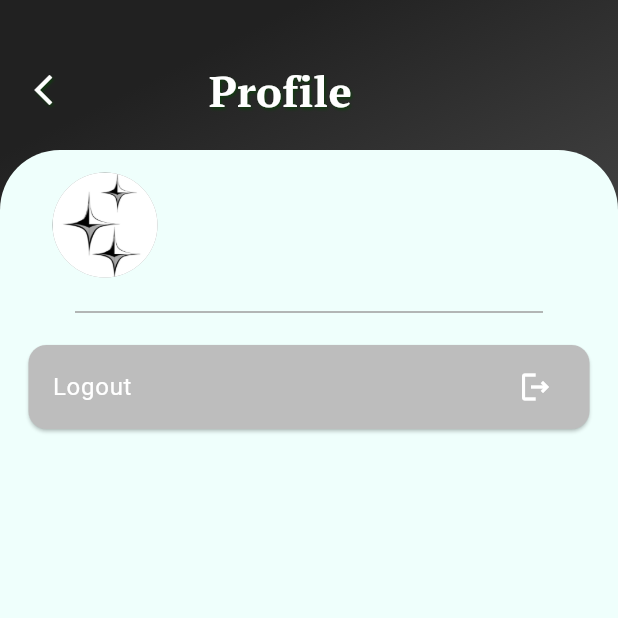
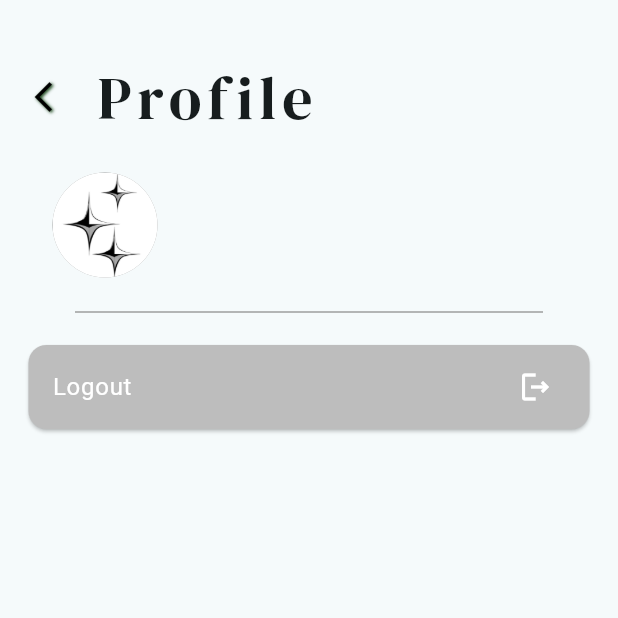
Before and after one commit to Achuabhijith2003/learnxt, a Flutter app: the UserProfile screen opened directly, on a phone screen of 412 x 824 dp, the top half of it. Run offline on Flutter 3.47's test engine with Material 3 defaults, Android fonts, the phone set to English and light mode, and no system bars; our stand-ins replace animate_do, another_flutter_splash_screen, cloud_firestore, file_picker, firebase_auth, firebase_core and 11 more; missing offline and left inert: pdf_text; accounts and stored records are empty; network calls fail; statements that could not run were skipped.

Commit message:
UI improved (Chats,profile)

```diff
--- a/lib/Screen/user_profile.dart
+++ b/lib/Screen/user_profile.dart
@@ -77,21 +77,21 @@ class _UserProfileState extends State<UserProfile> {
   Widget build(BuildContext context) {
     Authservices authservices = Authservices();
     return Scaffold(
-      body: Container(
+      body: SizedBox(
         width: double.infinity,
-        decoration: BoxDecoration(
-            gradient: LinearGradient(begin: Alignment.topCenter, colors: [
-          Colors.grey.shade900,
-          Colors.grey.shade800,
-          Colors.grey.shade400
-        ])),
+        // decoration: BoxDecoration(
+        //     gradient: LinearGradient(begin: Alignment.topCenter, colors: [
+        //   Colors.grey.shade900,
+        //   Colors.grey.shade800,
+        //   Colors.grey.shade400
+        // ])),
         child: Stack(children: [
           Column(
             children: [
               Padding(
                 padding: const EdgeInsets.only(top: 36, left: 5, right: 5),
                 child: Row(
-                  mainAxisAlignment: MainAxisAlignment.spaceBetween,
+                  mainAxisAlignment: MainAxisAlignment.start,
                   children: [
                     IconButton(
                         onPressed: () {
@@ -99,7 +99,7 @@ class _UserProfileState extends State<UserProfile> {
                         },
                         icon: const Icon(
                           Icons.arrow_back_ios_new,
-                          color: Colors.white,
+                          color: Colors.black,
                           shadows: <Shadow>[
                             Shadow(
                               offset: Offset(1.0, 1.0),
@@ -108,24 +108,15 @@ class _UserProfileState extends State<UserProfile> {
                             ),
                           ],
                         )),
+                    const SizedBox(
+                      width: 10,
+                    ),
                     Text(
                       "Profile",
-                      style: GoogleFonts.ptSerif(
-                        color: Colors.white,
-                        fontSize: 29,
-                        fontWeight: FontWeight.bold,
-                        shadows: <Shadow>[
-                          const Shadow(
-                            offset: Offset(1.0, 1.0),
-                            blurRadius: 2.0,
-                            color: Color.fromARGB(255, 14, 60, 13),
-                          ),
-                        ],
-                      ),
+                      style: GoogleFonts.dmSerifDisplay(
+                          fontSize: 40, letterSpacing: 4),
                       textAlign: TextAlign.center,
                     ),
-                    const Divider(),
-                    const Divider()
                   ],
                 ),
               ),
@@ -142,7 +133,6 @@ class _UserProfileState extends State<UserProfile> {
                   borderRadius: BorderRadius.only(
                       topLeft: Radius.circular(40),
                       topRight: Radius.circular(40)),
-                  color: Color(0xFFEFFFFC),
                 ),
                 child: Stack(children: [
                   FutureBuilder(
--- a/pubspec.yaml
+++ b/pubspec.yaml
@@ -16,7 +16,7 @@ publish_to: 'none' # Remove this line if you wish to publish to pub.dev
 # https://developer.apple.com/library/archive/documentation/General/Reference/InfoPlistKeyReference/Articles/CoreFoundationKeys.html
 # In Windows, build-name is used as the major, minor, and patch parts
 # of the product and file versions while build-number is used as the build suffix.
-version: 0.0.7+8
+version: 0.0.7+9
 
 environment:
   sdk: '>=3.1.5 <4.0.0'
```
Also changed, not shown: lib/Screen/chatai.dart (+19 -41 lines).
